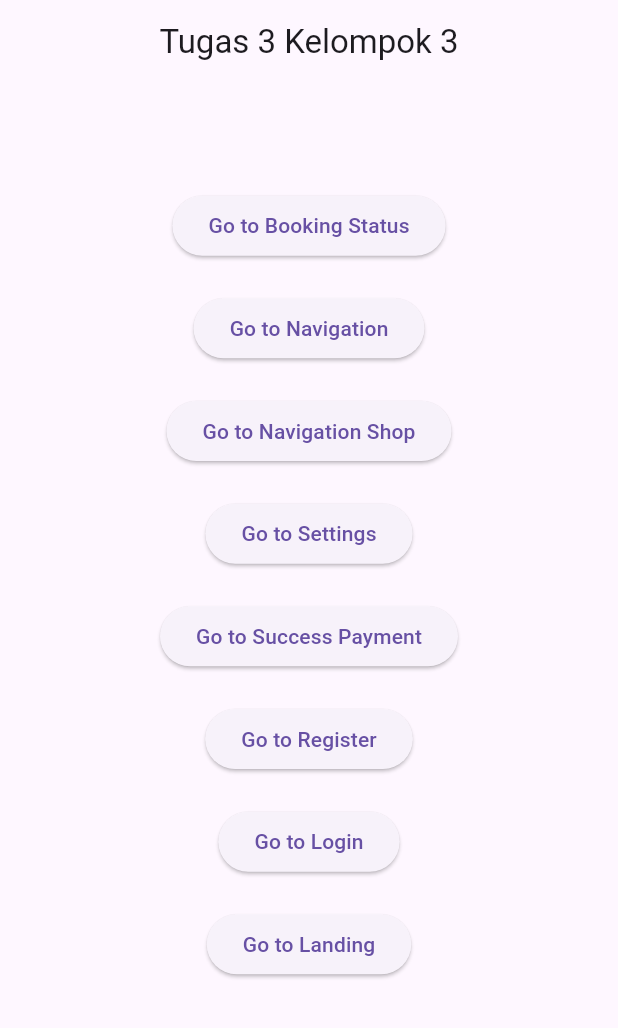
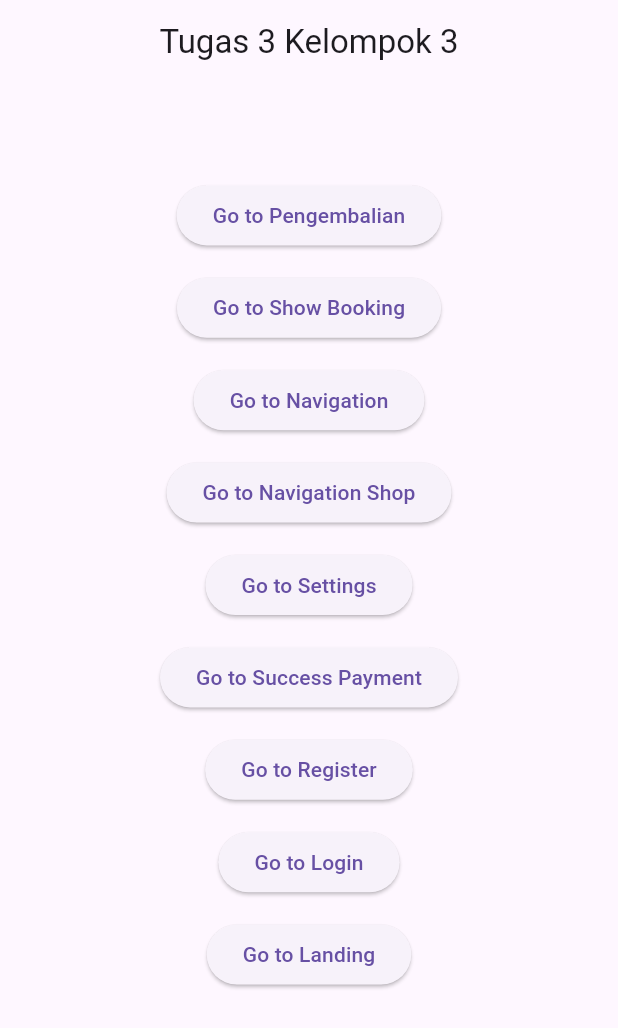
Before and after one commit to Naufalnajieb/Kel1_Tugas3_Provis, a Flutter app: the screen it shows after launch, on a phone screen of 412 x 824 dp. Shown: the top 1028 px of the screen. Run offline on Flutter 3.47's test engine with Material 3 defaults, Android fonts, the phone set to English and light mode, and no system bars.

Commit message:
Edit daftar_menu

```diff
--- a/lib/daftar_menu.dart
+++ b/lib/daftar_menu.dart
@@ -1,5 +1,5 @@
 import 'package:flutter/material.dart';
-import 'booking_status.dart';
+import 'pengembalian.dart';
 import 'cart.dart';
 import 'detail_product.dart';
 import 'landing.dart';
@@ -11,6 +11,7 @@ import 'payment.dart';
 import 'register.dart';
 import 'settings.dart';
 import 'success_payment.dart';
+import 'show_booking.dart';
 
 class DaftarMenu extends StatelessWidget {
   @override
@@ -26,10 +27,19 @@ class DaftarMenu extends StatelessWidget {
                 onPressed: () {
                   Navigator.push(
                     context,
-                    MaterialPageRoute(builder: (context) => BookingStatusPage()),
+                    MaterialPageRoute(builder: (context) => PengembalianPage()),
                   );
                 },
-                child: Text("Go to Booking Status"),
+                child: Text("Go to Pengembalian"),
+              ),
+               ElevatedButton(
+                onPressed: () {
+                  Navigator.push(
+                    context,
+                    MaterialPageRoute(builder: (context) => ShowBookingPage()),
+                  );
+                },
+                child: Text("Go to Show Booking"),
               ),
               ElevatedButton(
                 onPressed: () {
```
